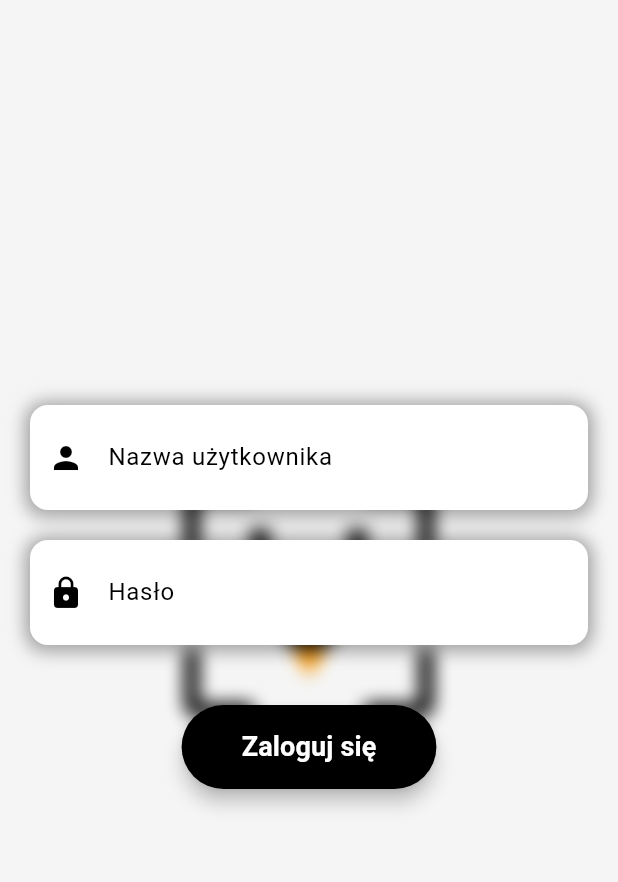
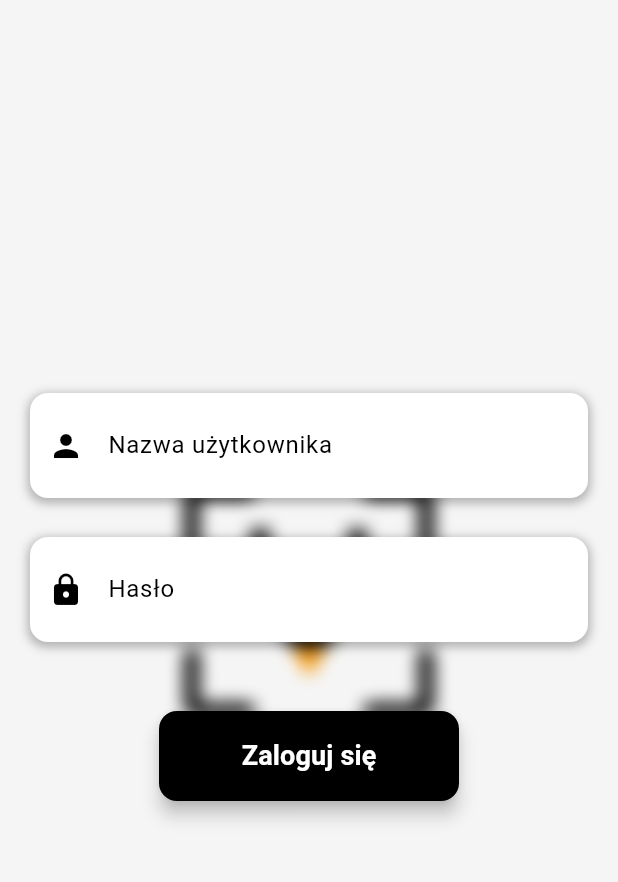
Before and after one commit to wermisek/HelpDeskFlutter, a Flutter app: the screen it shows after launch, on a phone screen of 412 x 824 dp, the part 63-945 px from its top. Run offline on Flutter 3.47's test engine with Material 3 defaults, Android fonts, the phone set to English and light mode, and no system bars; missing offline and left inert: window_manager.

Commit message:
V2 login.dart, fixed problems etc.

```diff
--- a/lib/add_problem_page.dart
+++ b/lib/add_problem_page.dart
@@ -49,7 +49,6 @@ class UserHomePage extends StatelessWidget {
             SizedBox(height: 20),
             ElevatedButton(
               onPressed: () {
-                // Przechodzenie na stronę ProblemyPage
                 Navigator.push(
                   context,
                   MaterialPageRoute(
@@ -104,7 +103,6 @@ class _AddProblemPageState extends State<AddProblemPage> {
         request.write(jsonEncode(problemData));
 
         final response = await request.close();
-        final responseBody = await response.transform(utf8.decoder).join();
 
         if (response.statusCode == 201) {
           _showDialog(
--- a/lib/login.dart
+++ b/lib/login.dart
@@ -3,13 +3,14 @@ import 'package:flutter/material.dart';
 import 'package:http/http.dart' as http;
 import 'add_problem_page.dart';
 import 'admin_home_page.dart';
-import 'settings.dart';  // Assuming SettingsPage is imported here.
 
 void main() {
   runApp(MyApp());
 }
 
 class MyApp extends StatelessWidget {
+  const MyApp({super.key});
+
   @override
   Widget build(BuildContext context) {
     return MaterialApp(
@@ -26,11 +27,13 @@ class MyApp extends StatelessWidget {
 }
 
 class LoginPage extends StatefulWidget {
+  const LoginPage({super.key});
+
   @override
-  _LoginPageState createState() => _LoginPageState();
+  LoginPageState createState() => LoginPageState();
 }
 
-class _LoginPageState extends State<LoginPage> {
+class LoginPageState extends State<LoginPage> {
   final _usernameController = TextEditingController();
   final _passwordController = TextEditingController();
   final _formKey = GlobalKey<FormState>();
@@ -38,13 +41,11 @@ class _LoginPageState extends State<LoginPage> {
   String? _passwordError;
 
   Future<void> _login(BuildContext context) async {
-    // Resetujemy błędy przed rozpoczęciem walidacji
     setState(() {
       _usernameError = null;
       _passwordError = null;
     });
 
-    // Jeśli dane są puste, nie wykonujemy logowania
     if (_usernameController.text.isEmpty || _passwordController.text.isEmpty) {
       setState(() {
         if (_usernameController.text.isEmpty) {
@@ -57,7 +58,6 @@ class _LoginPageState extends State<LoginPage> {
       return;
     }
 
-    // Dopiero teraz sprawdzamy login na serwerze
     try {
       final response = await http.post(
         Uri.parse('http://192.168.10.188:8080/login'),
@@ -72,6 +72,10 @@ class _LoginPageState extends State<LoginPage> {
         Map<String, dynamic> data = jsonDecode(response.body);
         String role = data['role'];
 
+
+        WidgetsBinding.instance.addPostFrameCallback((_) {
+          if (!mounted) return;
+
           if (role == 'admin') {
             Navigator.pushReplacement(
               context,
@@ -83,24 +87,48 @@ class _LoginPageState extends State<LoginPage> {
             Navigator.pushReplacement(
               context,
               MaterialPageRoute(
-              builder: (context) => AddProblemPage(username: _usernameController.text),
+                builder: (context) =>
+                    AddProblemPage(username: _usernameController.text),
               ),
             );
           } else {
-          _showErrorDialog(context, 'Błąd logowania', 'Nieznana rola użytkownika.');
+            _showErrorDialog(
+              context,
+              'Błąd logowania',
+              'Nieznana rola użytkownika.',
+            );
           }
+        });
       } else {
-        _showErrorDialog(context, 'Błąd logowania', 'Niepoprawna nazwa użytkownika lub hasło.');
+        WidgetsBinding.instance.addPostFrameCallback((_) {
+          if (!mounted) return;
+
+          _showErrorDialog(
+            context,
+            'Błąd logowania',
+            'Niepoprawna nazwa użytkownika lub hasło.',
+          );
+        });
       }
     } catch (e) {
-      _showErrorDialog(context, 'Błąd połączenia', 'Wystąpił problem z połączeniem z serwerem.');
+      WidgetsBinding.instance.addPostFrameCallback((_) {
+        if (!mounted) return;
+
+        _showErrorDialog(
+          context,
+          'Błąd połączenia',
+          'Wystąpił problem z połączeniem z serwerem.',
+        );
+      });
     }
   }
 
   void _showErrorDialog(BuildContext context, String title, String message) {
     showDialog(
       context: context,
-      builder: (context) => AlertDialog(
+      builder: (context) =>
+          AlertDialog(
+            backgroundColor: Colors.white,
             title: Text(
               title,
               style: TextStyle(color: Colors.black),
@@ -138,7 +166,7 @@ class _LoginPageState extends State<LoginPage> {
         title: Text('HelpDesk Drzewniak'),
         backgroundColor: Color.fromRGBO(245, 245, 245, 1),
         elevation: 0,
-        automaticallyImplyLeading: false, // Prevents the back button from showing
+        automaticallyImplyLeading: false,
       ),
       body: Stack(
         children: [
@@ -150,14 +178,19 @@ class _LoginPageState extends State<LoginPage> {
               alignment: Alignment.center,
               child: Image.asset(
                 'assets/images/drzewniak.png',
-                width: MediaQuery.of(context).size.width * 0.60,
+                width: MediaQuery
+                    .of(context)
+                    .size
+                    .width * 0.60,
                 fit: BoxFit.cover,
               ),
             ),
           ),
           Center(
             child: Padding(
-              padding: const EdgeInsets.all(20.0),
+              padding: const EdgeInsets.symmetric(horizontal: 20.0),
+              child: ConstrainedBox(
+                constraints: BoxConstraints(maxWidth: 600),
                 child: Form(
                   key: _formKey,
                   child: Column(
@@ -185,6 +218,7 @@ class _LoginPageState extends State<LoginPage> {
                 ),
               ),
             ),
+          ),
         ],
       ),
     );
@@ -202,21 +236,23 @@ class _LoginPageState extends State<LoginPage> {
       crossAxisAlignment: CrossAxisAlignment.start,
       children: [
         Container(
+          width: 450, // Szerokość kontenera
           decoration: BoxDecoration(
             color: Colors.white,
             borderRadius: BorderRadius.circular(12),
             boxShadow: [
+              // Zmniejszony cień
               BoxShadow(
                 color: Colors.black.withOpacity(0.1),
-                spreadRadius: 3,
-                blurRadius: 8,
-                offset: Offset(0, 4),
+                spreadRadius: 1, // Mniejszy spread
+                blurRadius: 4,   // Mniejszy blur
+                offset: Offset(0, 2), // Mniejszy offset
               ),
               BoxShadow(
-                color: Colors.black.withOpacity(0.3),
-                spreadRadius: 2,
-                blurRadius: 10,
-                offset: Offset(0, 0),
+                color: Colors.black.withOpacity(0.2),
+                spreadRadius: 1, // Mniejszy spread
+                blurRadius: 6,   // Mniejszy blur
+                offset: Offset(0, 2), // Mniejszy offset
               ),
             ],
           ),
@@ -240,14 +276,27 @@ class _LoginPageState extends State<LoginPage> {
             onFieldSubmitted: onFieldSubmitted,
           ),
         ),
-        if (errorText != null)
-          Text(
+        SizedBox(height: 6), // Odstęp od pola tekstowego
+
+        // Animowana wysokość kontenera dla błędu
+        AnimatedContainer(
+          duration: Duration(milliseconds: 300),
+          height: errorText != null ? 20 : 0, // Jeśli błąd istnieje, kontener ma wysokość 20
+          curve: Curves.easeInOut,
+          child: errorText != null
+              ? Text(
             errorText,
             style: TextStyle(color: Colors.red, fontSize: 12),
+          )
+              : SizedBox.shrink(), // Jeśli brak błędu, wyświetla pusty widget
         ),
       ],
     );
   }
+
+
+
+
 
   Widget _buildLoginButton(BuildContext context) {
     return AnimatedContainer(
@@ -257,9 +306,9 @@ class _LoginPageState extends State<LoginPage> {
         onPressed: () => _login(context),
         style: ElevatedButton.styleFrom(
           backgroundColor: Colors.black,
-          padding: EdgeInsets.symmetric(vertical: 15, horizontal: 40),
+          minimumSize: Size(200, 60),
           shape: RoundedRectangleBorder(
-            borderRadius: BorderRadius.circular(30),
+            borderRadius: BorderRadius.circular(12),
           ),
           elevation: 5,
         ),
```
Lines whose indentation alone changed are shown as unchanged.
